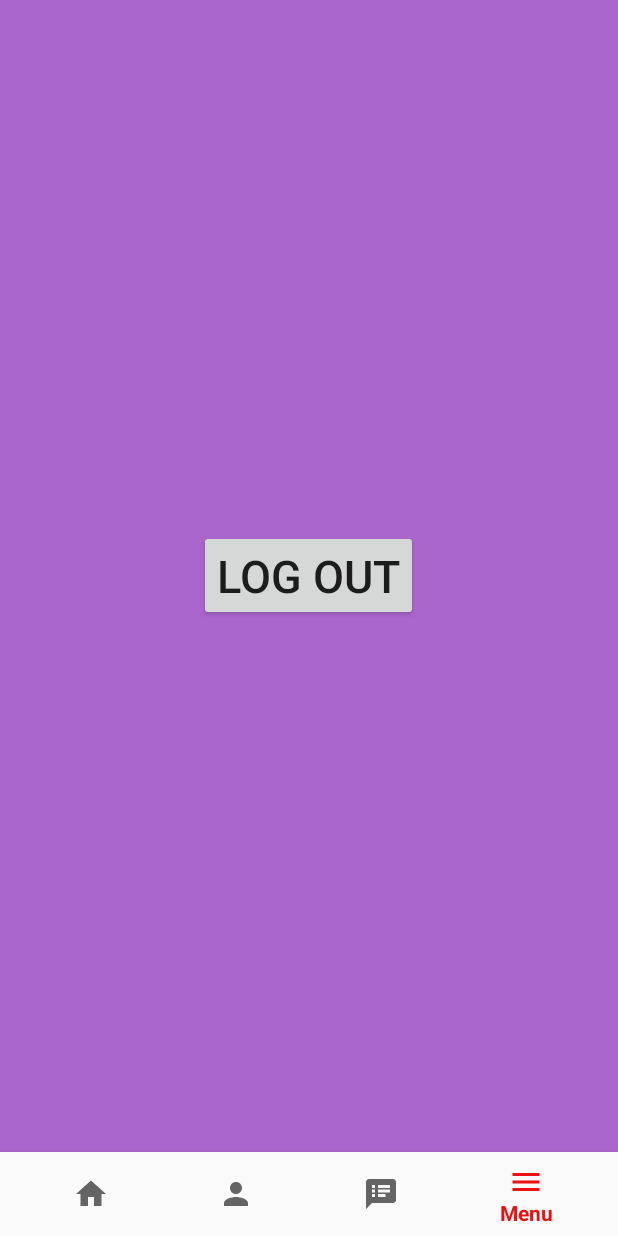
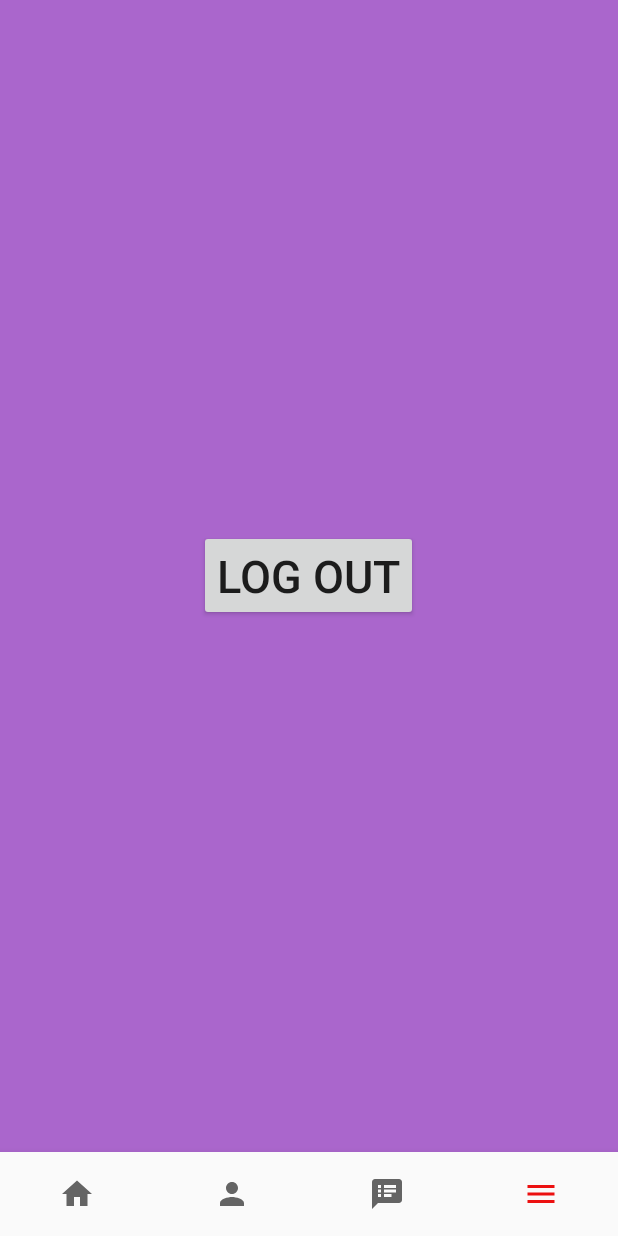
Before and after one commit to kobemoerman/partypooper, an Android app: the HomeActivity screen opened directly, with no data from a screen before it, item 4 of the bottom bar chosen, on a phone screen of 412 x 824 dp. Run offline under Robolectric (Android 15) with nearby library versions, the phone set to English and light mode, and no system bars.

```diff
--- a/app/src/main/java/com/application/android/partypooper/Activities/HomeActivity.java
+++ b/app/src/main/java/com/application/android/partypooper/Activities/HomeActivity.java
@@ -28,6 +28,7 @@ public class HomeActivity extends AppCompatActivity {
 
     private void navigationButtonListener() {
         BottomNavigationView bottomNav = findViewById(R.id.bottom_nav);
+
         bottomNav.setOnNavigationItemSelectedListener(new BottomNavigationView.OnNavigationItemSelectedListener() {
             @Override
             public boolean onNavigationItemSelected(@NonNull MenuItem item) {
--- a/app/src/main/java/com/application/android/partypooper/Activities/RegisterActivity.java
+++ b/app/src/main/java/com/application/android/partypooper/Activities/RegisterActivity.java
@@ -110,7 +110,7 @@ public class RegisterActivity extends AppCompatActivity {
         HashMap userMap = new HashMap();
         userMap.put("username",username);
         userMap.put("status",status);
-        userMap.put("gender","none");
+        userMap.put("gender","");
         userMap.put("age",age);
 
         userRef.updateChildren(userMap).addOnCompleteListener(new OnCompleteListener() {
--- a/app/src/main/res/layout/activity_home.xml
+++ b/app/src/main/res/layout/activity_home.xml
@@ -18,6 +18,7 @@
         android:layout_height="wrap_content"
         android:layout_alignParentBottom="true"
         app:menu="@menu/bottom_nav"
+        app:labelVisibilityMode="unlabeled"
         android:background="?android:attr/windowBackground"/>
 
 </RelativeLayout>
--- a/app/src/main/res/menu/bottom_nav.xml
+++ b/app/src/main/res/menu/bottom_nav.xml
@@ -4,22 +4,22 @@
     <item
         android:id="@+id/nav_home"
         android:icon="@drawable/ic_home_black_24dp"
-        android:title="Home"/>
+        android:title=""/>
 
     <item
         android:id="@+id/nav_friends"
         android:icon="@drawable/ic_person_black_24dp"
-        android:title="Friends"/>
+        android:title=""/>
 
     <item
         android:id="@+id/nav_calendar"
         android:icon="@drawable/ic_speaker_notes_black_24dp"
-        android:title="Events"/>
+        android:title=""/>
 
     <item
         android:id="@+id/nav_menu"
         android:icon="@drawable/ic_menu_black_24dp"
-        android:title="Menu"/>
+        android:title=""/>
 
 
 </menu>
```
Also changed, not shown: app/build.gradle (+5 -4 lines).
